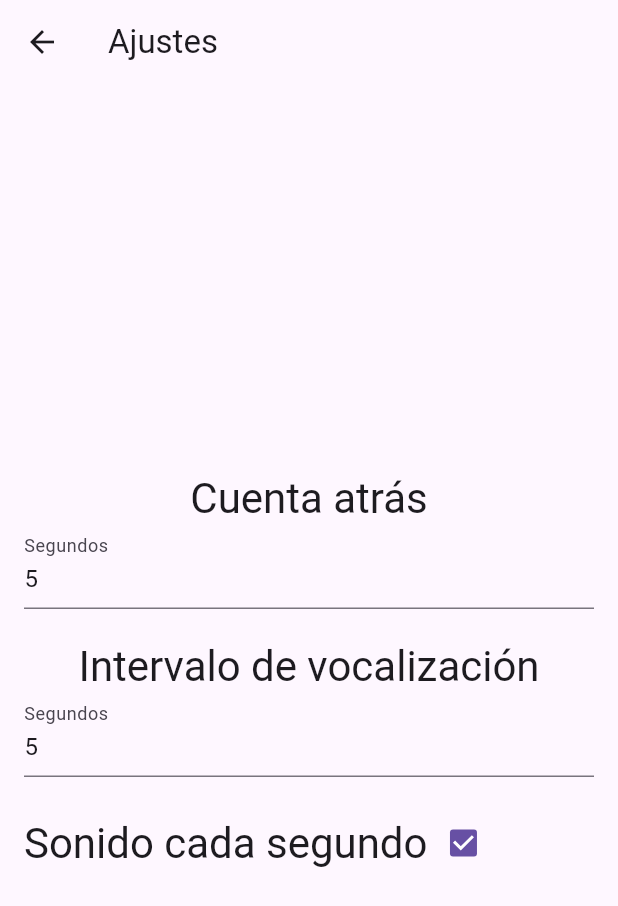
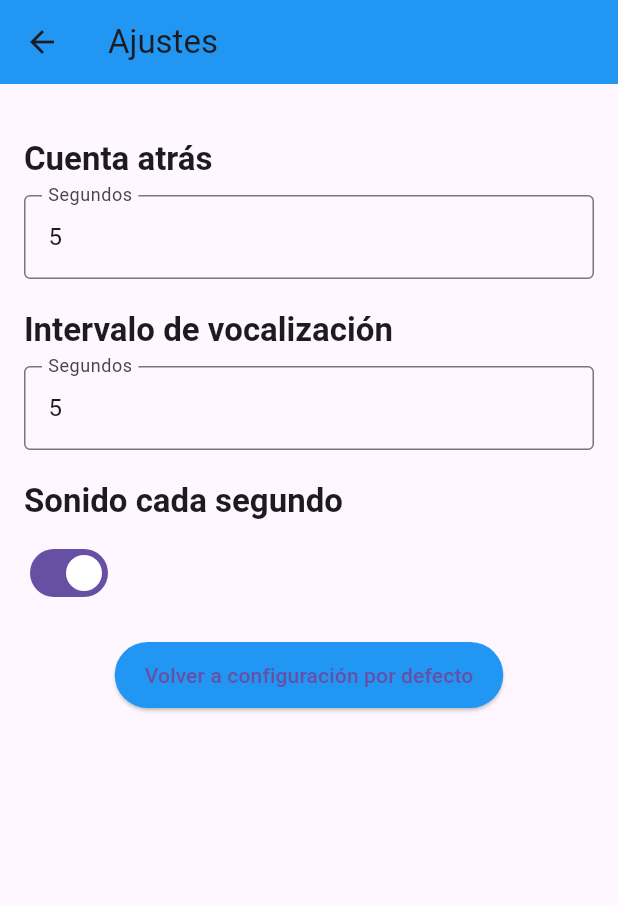
Before and after one commit to AlvaroFerGar/monkimeter, a Flutter app: the AjustesPage screen opened by its route, on a phone screen of 412 x 824 dp. Shown: the top 906 px of the screen. Run offline on Flutter 3.47's test engine with Material 3 defaults, Android fonts, the phone set to English and light mode, and no system bars; our stand-ins replace audioplayers, flutter_tts, shared_preferences, sqflite; accounts and stored records are empty.

Commit message:
Añadido archivo olvidado

```diff
--- a/lib/settings_page.dart
+++ b/lib/settings_page.dart
@@ -1,6 +1,7 @@
 import 'package:flutter/material.dart';
 import 'package:shared_preferences/shared_preferences.dart';
 import 'globals.dart';
+import 'audio_service.dart';
 
 class AjustesPage extends StatefulWidget {
   @override
@@ -10,6 +11,7 @@ class AjustesPage extends StatefulWidget {
 class _AjustesPageState extends State<AjustesPage> {
   TextEditingController _countdownController = TextEditingController();
   TextEditingController _speakintervalController = TextEditingController();
+  final AudioService _audioService = AudioService();
 
   @override
   void initState() {
@@ -35,27 +37,38 @@ class _AjustesPageState extends State<AjustesPage> {
     prefs.setBool('soundEnabled', soundEnabled);
   }
 
+  void _restoreDefaults() {
+    setState(() {
+      countdownStartValue = 5;
+      speakInterval = 5;
+      soundEnabled = true;
+      _countdownController.text = '5';
+      _speakintervalController.text = '5';
+    });
+    _saveSettings();
+  }
+
   @override
   Widget build(BuildContext context) {
     return Scaffold(
       appBar: AppBar(
         title: Text('Ajustes'),
+        backgroundColor: Colors.blue,
       ),
-      body: Padding(
+      body: SingleChildScrollView(
+        child: Padding(
           padding: const EdgeInsets.all(16.0),
           child: Column(
-          mainAxisAlignment: MainAxisAlignment.center,
+            crossAxisAlignment: CrossAxisAlignment.start,
             children: <Widget>[
-             SizedBox(height: 20),
-            Text(
+              _buildSection(
                 'Cuenta atrás',
-              style: Theme.of(context).textTheme.headlineMedium,
-            ),
                 TextField(
                   controller: _countdownController,
                   keyboardType: TextInputType.number,
                   decoration: InputDecoration(
                     labelText: 'Segundos',
+                    border: OutlineInputBorder(),
                   ),
                   onChanged: (value) {
                     setState(() {
@@ -64,16 +77,15 @@ class _AjustesPageState extends State<AjustesPage> {
                     });
                   },
                 ),
-            SizedBox(height: 20),
-            Text(
+              ),
+              _buildSection(
                 'Intervalo de vocalización',
-              style: Theme.of(context).textTheme.headlineMedium,
-            ),
                 TextField(
                   controller: _speakintervalController,
                   keyboardType: TextInputType.number,
                   decoration: InputDecoration(
                     labelText: 'Segundos',
+                    border: OutlineInputBorder(),
                   ),
                   onChanged: (value) {
                     setState(() {
@@ -82,27 +94,52 @@ class _AjustesPageState extends State<AjustesPage> {
                     });
                   },
                 ),
-            SizedBox(height: 20),
-              Row(
-                children: [
-                  Text(
+              ),
+              _buildSection(
                 'Sonido cada segundo',
-                    style: Theme.of(context).textTheme.headlineMedium,
-                  ),
-                  Checkbox(
+                Switch(
                   value: soundEnabled,
                   onChanged: (value) {
                     setState(() {
-                        soundEnabled = value ?? true;
+                      soundEnabled = value;
                       _saveSettings();
+                      if(soundEnabled){
+                        _audioService.playAudio('audio/water.mp3');
+                        }
                     });
                   },
                 ),
-              ],
+              ),
+              SizedBox(height: 20),
+              Center(
+                child: ElevatedButton(
+                  onPressed: _restoreDefaults,
+                  child: Text('Volver a configuración por defecto'),
+                  style: ElevatedButton.styleFrom(
+                    backgroundColor: Colors.blue,
+                    padding: EdgeInsets.symmetric(horizontal: 20, vertical: 12),
+                  ),
+                ),
               ),
             ],
           ),
         ),
+      ),
+    );
+  }
+
+  Widget _buildSection(String title, Widget content) {
+    return Column(
+      crossAxisAlignment: CrossAxisAlignment.start,
+      children: [
+        SizedBox(height: 20),
+        Text(
+          title,
+          style: Theme.of(context).textTheme.titleLarge?.copyWith(fontWeight: FontWeight.bold),
+        ),
+        SizedBox(height: 10),
+        content,
+      ],
     );
   }
 }
```
Lines whose indentation alone changed are shown as unchanged.
